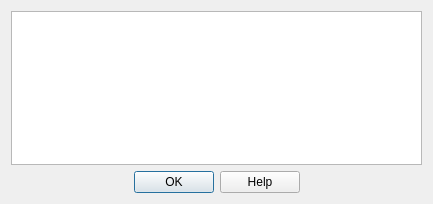
First picture: the form in src/plugins/pcr/src/ui/PrimersDetailsDialog.ui, repository violethaze74/ugene, before the edit.
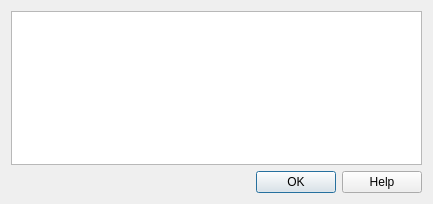
Second picture: the form after the edit.

```diff
--- a/src/plugins/pcr/src/ui/PrimersDetailsDialog.ui
+++ b/src/plugins/pcr/src/ui/PrimersDetailsDialog.ui
@@ -30,7 +30,7 @@
       <set>QDialogButtonBox::Help|QDialogButtonBox::Ok</set>
      </property>
      <property name="centerButtons">
-      <bool>true</bool>
+      <bool>false</bool>
      </property>
     </widget>
    </item>
```
